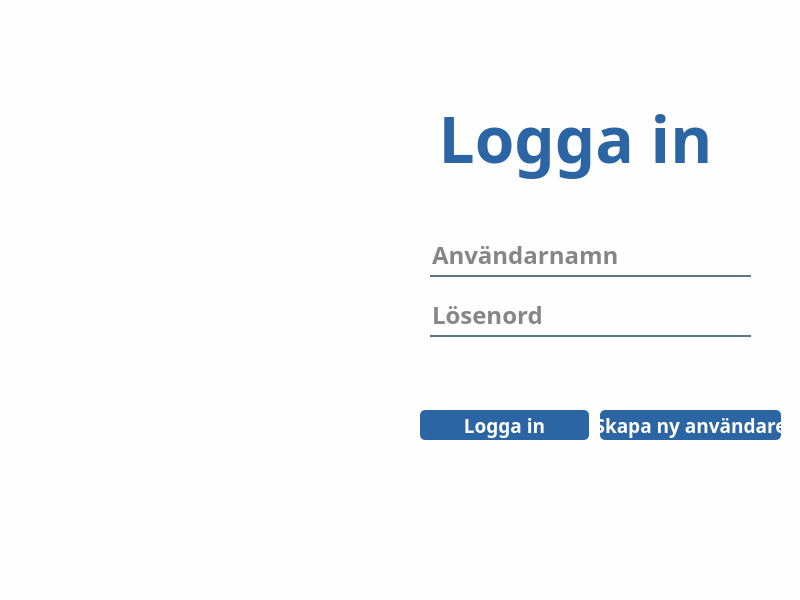
Above: code/viewer/UI/login.ui from marcusgostasson/smartshop before the change. Below: the same form after it.
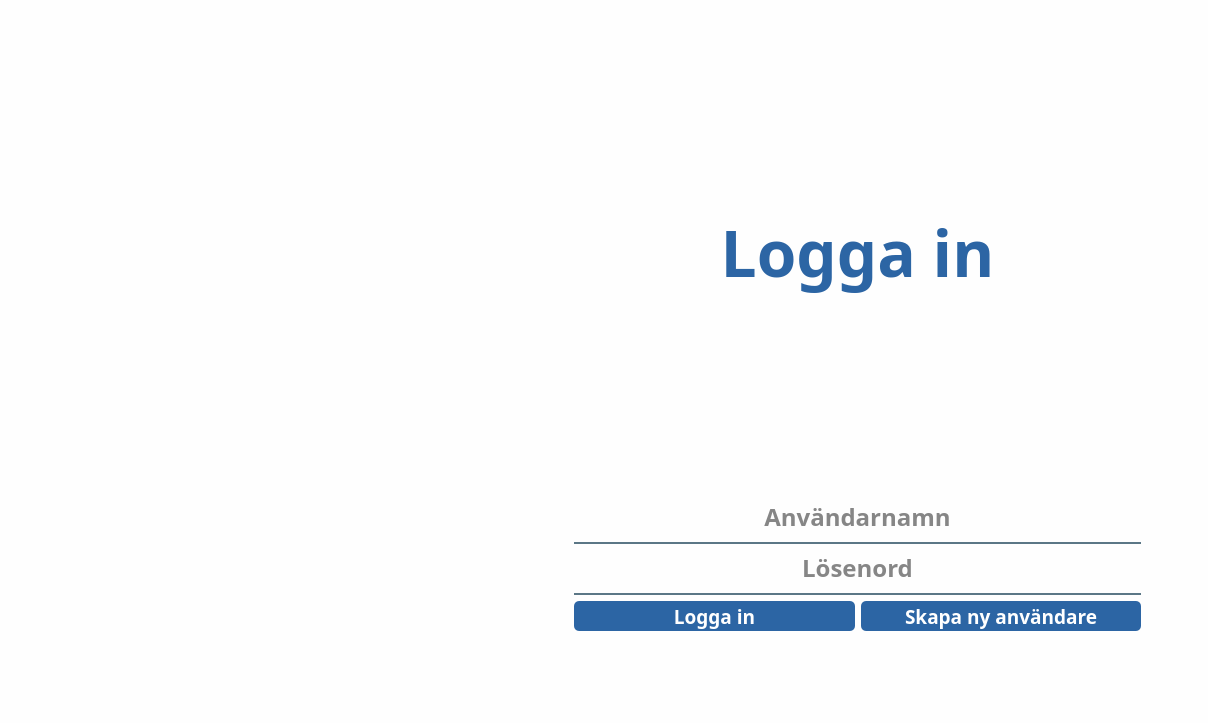
That is the form after the change. Icons and pictures are not drawn.

Commit message: Added so a error window pops up when user is trying to name a recipe the same

The edit to the form file:
```diff
--- a/code/viewer/UI/login.ui
+++ b/code/viewer/UI/login.ui
@@ -6,8 +6,8 @@
    <rect>
     <x>0</x>
     <y>0</y>
-    <width>800</width>
-    <height>600</height>
+    <width>1208</width>
+    <height>723</height>
    </rect>
   </property>
   <property name="windowTitle">
@@ -18,17 +18,47 @@
 </string>
   </property>
   <widget class="QWidget" name="centralwidget">
+   <widget class="QWidget" name="horizontalLayoutWidget">
+    <property name="geometry">
+     <rect>
+      <x>0</x>
+      <y>10</y>
+      <width>1141</width>
+      <height>621</height>
+     </rect>
+    </property>
+    <property name="sizePolicy">
+     <sizepolicy hsizetype="Expanding" vsizetype="Preferred">
+      <horstretch>0</horstretch>
+      <verstretch>0</verstretch>
+     </sizepolicy>
+    </property>
+    <layout class="QHBoxLayout" name="horizontalLayout">
+     <item>
+      <widget class="QLabel" name="logo">
+       <property name="sizePolicy">
+        <sizepolicy hsizetype="Expanding" vsizetype="Expanding">
+         <horstretch>0</horstretch>
+         <verstretch>0</verstretch>
+        </sizepolicy>
+       </property>
+       <property name="text">
+        <string/>
+       </property>
+       <property name="pixmap">
+        <pixmap>../../../../../Bilder/smartshoplogo.png</pixmap>
+       </property>
+       <property name="scaledContents">
+        <bool>true</bool>
+       </property>
+      </widget>
+     </item>
+     <item>
+      <layout class="QVBoxLayout" name="verticalLayout">
+       <item>
    <widget class="QLabel" name="Loggain">
-    <property name="geometry">
-     <rect>
-      <x>390</x>
-      <y>60</y>
-      <width>371</width>
-      <height>155</height>
-     </rect>
-    </property>
     <property name="sizePolicy">
-     <sizepolicy hsizetype="Preferred" vsizetype="Preferred">
+          <sizepolicy hsizetype="Expanding" vsizetype="Preferred">
       <horstretch>0</horstretch>
       <verstretch>0</verstretch>
      </sizepolicy>
@@ -37,6 +67,7 @@
      <font>
       <family>Arial Black</family>
       <pointsize>48</pointsize>
+           <weight>75</weight>
       <bold>true</bold>
      </font>
     </property>
@@ -56,19 +87,20 @@
      <set>Qt::AlignCenter</set>
     </property>
    </widget>
+       </item>
+       <item>
    <widget class="QLineEdit" name="username_line_edit">
-    <property name="geometry">
-     <rect>
-      <x>430</x>
-      <y>240</y>
-      <width>321</width>
-      <height>37</height>
-     </rect>
+         <property name="sizePolicy">
+          <sizepolicy hsizetype="Expanding" vsizetype="Fixed">
+           <horstretch>0</horstretch>
+           <verstretch>0</verstretch>
+          </sizepolicy>
     </property>
     <property name="font">
      <font>
       <family>Arial Black</family>
       <pointsize>18</pointsize>
+           <weight>75</weight>
       <bold>true</bold>
      </font>
     </property>
@@ -85,23 +117,27 @@
 color:rgba(0, 0, 0, 240);
 padding-bottom:7px;</string>
     </property>
+         <property name="alignment">
+          <set>Qt::AlignCenter</set>
+         </property>
     <property name="placeholderText">
      <string>Användarnamn</string>
     </property>
    </widget>
+       </item>
+       <item>
    <widget class="QLineEdit" name="password_line_edit">
-    <property name="geometry">
-     <rect>
-      <x>430</x>
-      <y>300</y>
-      <width>321</width>
-      <height>37</height>
-     </rect>
+         <property name="sizePolicy">
+          <sizepolicy hsizetype="Expanding" vsizetype="Fixed">
+           <horstretch>0</horstretch>
+           <verstretch>0</verstretch>
+          </sizepolicy>
     </property>
     <property name="font">
      <font>
       <family>Arial Black</family>
       <pointsize>18</pointsize>
+           <weight>75</weight>
       <bold>true</bold>
      </font>
     </property>
@@ -112,21 +148,20 @@
 color:rgba(0, 0, 0, 240);
 padding-bottom:7px;</string>
     </property>
+         <property name="alignment">
+          <set>Qt::AlignCenter</set>
+         </property>
     <property name="placeholderText">
      <string>Lösenord</string>
     </property>
    </widget>
+       </item>
+       <item>
+        <layout class="QHBoxLayout" name="horizontalLayout_2">
+         <item>
    <widget class="QPushButton" name="login_button">
-    <property name="geometry">
-     <rect>
-      <x>420</x>
-      <y>410</y>
-      <width>169</width>
-      <height>30</height>
-     </rect>
-    </property>
     <property name="sizePolicy">
-     <sizepolicy hsizetype="Minimum" vsizetype="Fixed">
+            <sizepolicy hsizetype="Expanding" vsizetype="Fixed">
       <horstretch>0</horstretch>
       <verstretch>0</verstretch>
      </sizepolicy>
@@ -135,6 +170,7 @@
      <font>
       <family>Arial Black</family>
       <pointsize>14</pointsize>
+             <weight>75</weight>
       <bold>true</bold>
      </font>
     </property>
@@ -149,19 +185,20 @@
      <string>Logga in</string>
     </property>
    </widget>
+         </item>
+         <item>
    <widget class="QPushButton" name="create_account_button">
-    <property name="geometry">
-     <rect>
-      <x>600</x>
-      <y>410</y>
-      <width>181</width>
-      <height>30</height>
-     </rect>
+           <property name="sizePolicy">
+            <sizepolicy hsizetype="Expanding" vsizetype="Fixed">
+             <horstretch>0</horstretch>
+             <verstretch>0</verstretch>
+            </sizepolicy>
     </property>
     <property name="font">
      <font>
       <family>Arial Black</family>
       <pointsize>14</pointsize>
+             <weight>75</weight>
       <bold>true</bold>
      </font>
     </property>
@@ -179,24 +216,12 @@
      <number>300</number>
     </property>
    </widget>
-   <widget class="QLabel" name="logo">
-    <property name="geometry">
-     <rect>
-      <x>10</x>
-      <y>70</y>
-      <width>400</width>
-      <height>420</height>
-     </rect>
-    </property>
-    <property name="text">
-     <string/>
-    </property>
-    <property name="pixmap">
-     <pixmap>../../../../../Bilder/smartshoplogo.png</pixmap>
-    </property>
-    <property name="scaledContents">
-     <bool>true</bool>
-    </property>
+         </item>
+        </layout>
+       </item>
+      </layout>
+     </item>
+    </layout>
    </widget>
   </widget>
   <widget class="QMenuBar" name="menubar">
```
Left out of the diff: 4 changed lines with no effect on the pictures. Lines whose indentation alone changed are shown as unchanged. The commit also changes 1 other file.
